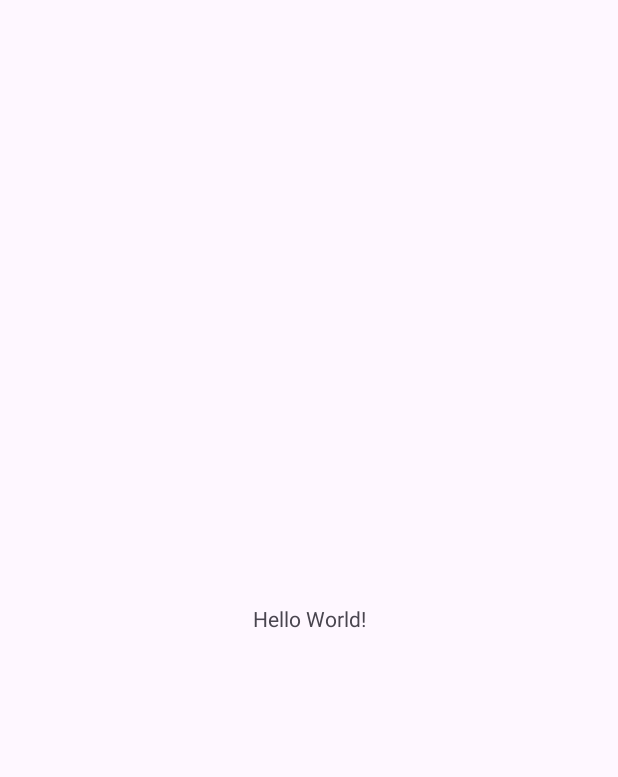
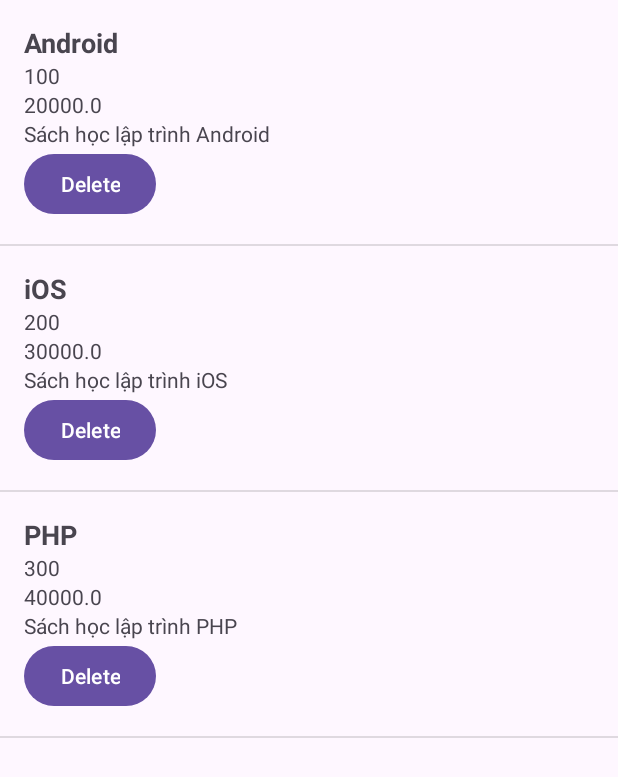
Before and after one commit to hatuhuy1398/63133302-AndroidProgramming, an Android app: the screen it shows after launch (MainActivity), on a phone screen of 412 x 824 dp. Before the commit the part shown is almost empty. Shown: the top 777 px of the screen. Run offline under Robolectric (Android 15) with nearby library versions, the phone set to English and light mode, and no system bars.

Commit message:
feat: sqlite

```diff
--- a/SQLite/app/src/main/java/hatuhuy63133302/myapplication/Book.java
+++ b/SQLite/app/src/main/java/hatuhuy63133302/myapplication/Book.java
@@ -1,2 +1,37 @@
-package hatuhuy63133302.myapplication;public class Book {
+package hatuhuy63133302.myapplication;
+
+public class Book {
+    private int bookID;
+    private String bookName;
+    private int page;
+    private float price;
+    private String description;
+
+    public Book(int bookID, String bookName, int page, float price, String description) {
+        this.bookID = bookID;
+        this.bookName = bookName;
+        this.page = page;
+        this.price = price;
+        this.description = description;
+    }
+
+    public int getBookID() {
+        return bookID;
+    }
+
+    public String getBookName() {
+        return bookName;
+    }
+
+    public int getPage() {
+        return page;
+    }
+
+    public float getPrice() {
+        return price;
+    }
+
+    public String getDescription() {
+        return description;
+    }
 }
--- a/SQLite/app/src/main/java/hatuhuy63133302/myapplication/BookAdapter.java
+++ b/SQLite/app/src/main/java/hatuhuy63133302/myapplication/BookAdapter.java
@@ -1,2 +1,61 @@
-package hatuhuy63133302.myapplication;public class BookAdapter {
+package hatuhuy63133302.myapplication;
+
+
+import android.content.Context;
+import android.view.LayoutInflater;
+import android.view.View;
+import android.view.ViewGroup;
+import android.widget.ArrayAdapter;
+import android.widget.Button;
+import android.widget.TextView;
+
+import java.util.ArrayList;
+
+public class BookAdapter extends ArrayAdapter<Book> {
+    private Context mContext;
+    private ArrayList<Book> mBooks;
+
+    public BookAdapter(Context context, ArrayList<Book> books) {
+        super(context, 0, books);
+        mContext = context;
+        mBooks = books;
+    }
+
+
+    @Override
+    public View getView(int position, View convertView, ViewGroup parent) {
+        View listItem = convertView;
+        if(listItem == null) {
+            listItem = LayoutInflater.from(mContext).inflate(R.layout.list_item_book, parent, false);
+        }
+
+        Book currentBook = mBooks.get(position);
+
+        TextView bookName = listItem.findViewById(R.id.textViewBookName);
+        bookName.setText(currentBook.getBookName());
+
+        TextView bookPage = listItem.findViewById(R.id.textViewPage);
+        bookPage.setText(String.valueOf(currentBook.getPage()));
+
+        TextView bookPrice = listItem.findViewById(R.id.textViewPrice);
+        bookPrice.setText(String.valueOf(currentBook.getPrice()));
+
+        TextView bookDescription = listItem.findViewById(R.id.textViewDescription);
+        bookDescription.setText(currentBook.getDescription());
+        Button btnDelete = listItem.findViewById(R.id.btnDelete);
+        btnDelete.setOnClickListener(new View.OnClickListener() {
+            @Override
+            public void onClick(View v) {
+                mBooks.remove(position);
+                notifyDataSetChanged();
+            }
+        });
+
+        return listItem;
+    }
+
+
+
+
+
 }
--- a/SQLite/app/src/main/java/hatuhuy63133302/myapplication/MainActivity.java
+++ b/SQLite/app/src/main/java/hatuhuy63133302/myapplication/MainActivity.java
@@ -1,24 +1,99 @@
 package hatuhuy63133302.myapplication;
 
+
+import androidx.appcompat.app.AppCompatActivity;
+
+import android.content.DialogInterface;
+import android.database.Cursor;
+import android.database.sqlite.SQLiteDatabase;
 import android.os.Bundle;
+import android.view.View;
+import android.widget.AdapterView;
+import android.widget.ArrayAdapter;
+import android.widget.ListView;
 
-import androidx.activity.EdgeToEdge;
-import androidx.appcompat.app.AppCompatActivity;
-import androidx.core.graphics.Insets;
-import androidx.core.view.ViewCompat;
-import androidx.core.view.WindowInsetsCompat;
+import java.util.ArrayList;
 
 public class MainActivity extends AppCompatActivity {
-
+    ListView lv;
+    ArrayList<Book> books;
+    BookAdapter adapter;
     @Override
     protected void onCreate(Bundle savedInstanceState) {
         super.onCreate(savedInstanceState);
-        EdgeToEdge.enable(this);
         setContentView(R.layout.activity_main);
-        ViewCompat.setOnApplyWindowInsetsListener(findViewById(R.id.main), (v, insets) -> {
-            Insets systemBars = insets.getInsets(WindowInsetsCompat.Type.systemBars());
-            v.setPadding(systemBars.left, systemBars.top, systemBars.right, systemBars.bottom);
-            return insets;
+
+        lv = findViewById(R.id.lv);
+        books = new ArrayList<>();
+
+        SQLiteDatabase db = openOrCreateDatabase("DBSach.db", MODE_PRIVATE, null);
+        String sqlTaoBang = "CREATE TABLE IF NOT EXISTS Books( BookID integer PRIMARY KEY , " +
+                "BookName text, " +
+                "Page integer, " +
+                "Price Float, " +
+                "Description text);";
+        db.execSQL(sqlTaoBang);
+        insertSampleData(db);
+
+        retrieveData();
+
+        BookAdapter adapter = new BookAdapter(this, books);
+        lv.setAdapter(adapter);
+
+        lv.setOnItemClickListener(new AdapterView.OnItemClickListener(){
+            @Override
+            public void onItemClick(AdapterView<?> parent, View view, final int position, long id) {
+                DialogInterface.OnClickListener dialogClickListener = new DialogInterface.OnClickListener() {
+                    @Override
+                    public void onClick(DialogInterface dialog, int which) {
+                        switch (which) {
+                            case DialogInterface.BUTTON_POSITIVE:
+                                deleteBook(position);
+                                break;
+                            case DialogInterface.BUTTON_NEGATIVE:
+                                break;
+                        }
+                    }
+                };
+
+                android.app.AlertDialog.Builder builder = new android.app.AlertDialog.Builder(MainActivity.this);
+                builder.setMessage("Are you sure you want to delete this book?")
+                        .setPositiveButton("Yes", dialogClickListener)
+                        .setNegativeButton("No", dialogClickListener)
+                        .show();
+            }
         });
     }
+
+    private void insertSampleData(SQLiteDatabase db) {
+        db.execSQL("INSERT INTO Books VALUES(5, 'Android', 100, 20000, 'Sách học lập trình Android')");
+        db.execSQL("INSERT INTO Books VALUES(6, 'iOS', 200, 30000, 'Sách học lập trình iOS')");
+        db.execSQL("INSERT INTO Books VALUES(7, 'PHP', 300, 40000, 'Sách học lập trình PHP')");
+    }
+
+
+
+    private void retrieveData() {
+        SQLiteDatabase db = openOrCreateDatabase("DBSach.db", MODE_PRIVATE, null);
+        String sqlSelect = "SELECT * FROM Books";
+        Cursor cursor = db.rawQuery(sqlSelect, null);
+        while (cursor.moveToNext()) {
+            int bookID = cursor.getInt(0);
+            String bookName = cursor.getString(1);
+            int page = cursor.getInt(2);
+            float price = cursor.getFloat(3);
+            String description = cursor.getString(4);
+            Book book = new Book(bookID, bookName, page, price, description);
+            books.add(book);
+        }
+        cursor.close();
+    }
+
+    private void deleteBook(int position) {
+        Book book = books.get(position);
+        SQLiteDatabase db = openOrCreateDatabase("DBSach.db", MODE_PRIVATE, null);
+        db.delete("Books", "BookID=?", new String[]{String.valueOf(book.getBookID())});
+        books.remove(position);
+        adapter.notifyDataSetChanged();
+    }
 }
--- a/SQLite/app/src/main/res/layout/activity_main.xml
+++ b/SQLite/app/src/main/res/layout/activity_main.xml
@@ -1,19 +1,14 @@
 <?xml version="1.0" encoding="utf-8"?>
-<androidx.constraintlayout.widget.ConstraintLayout xmlns:android="http://schemas.android.com/apk/res/android"
-    xmlns:app="http://schemas.android.com/apk/res-auto"
+<LinearLayout xmlns:android="http://schemas.android.com/apk/res/android"
     xmlns:tools="http://schemas.android.com/tools"
-    android:id="@+id/main"
     android:layout_width="match_parent"
     android:layout_height="match_parent"
+    android:orientation="vertical"
     tools:context=".MainActivity">
 
-    <TextView
-        android:layout_width="wrap_content"
-        android:layout_height="wrap_content"
-        android:text="Hello World!"
-        app:layout_constraintBottom_toBottomOf="parent"
-        app:layout_constraintEnd_toEndOf="parent"
-        app:layout_constraintStart_toStartOf="parent"
-        app:layout_constraintTop_toTopOf="parent" />
+    <ListView
+        android:id="@+id/lv"
+        android:layout_width="match_parent"
+        android:layout_height="match_parent" />
 
-</androidx.constraintlayout.widget.ConstraintLayout>
+</LinearLayout>
--- a/SQLite/app/src/main/res/layout/list_item_book.xml
+++ b/SQLite/app/src/main/res/layout/list_item_book.xml
@@ -1,6 +1,36 @@
 <?xml version="1.0" encoding="utf-8"?>
-<androidx.constraintlayout.widget.ConstraintLayout xmlns:android="http://schemas.android.com/apk/res/android"
-             android:layout_width="match_parent"
-             android:layout_height="match_parent">
+<LinearLayout xmlns:android="http://schemas.android.com/apk/res/android"
+    android:orientation="vertical"
+    android:layout_width="match_parent"
+    android:layout_height="wrap_content"
+    android:padding="16dp">
 
-</androidx.constraintlayout.widget.ConstraintLayout>
+    <TextView
+        android:id="@+id/textViewBookName"
+        android:layout_width="match_parent"
+        android:layout_height="wrap_content"
+        android:textSize="18sp"
+        android:textStyle="bold"/>
+
+    <TextView
+        android:id="@+id/textViewPage"
+        android:layout_width="match_parent"
+        android:layout_height="wrap_content"/>
+
+    <TextView
+        android:id="@+id/textViewPrice"
+        android:layout_width="match_parent"
+        android:layout_height="wrap_content"/>
+
+    <TextView
+        android:id="@+id/textViewDescription"
+        android:layout_width="match_parent"
+        android:layout_height="wrap_content"
+        android:maxLines="2"/>
+
+    <Button
+        android:id="@+id/btnDelete"
+        android:layout_width="wrap_content"
+        android:layout_height="wrap_content"
+        android:text="Delete"/>
+</LinearLayout>
```
